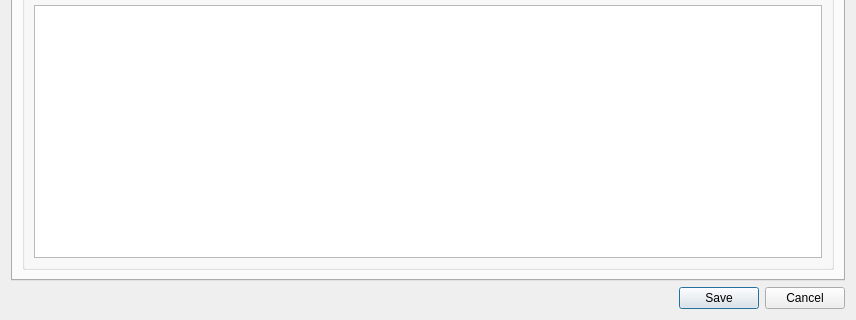
This is examples/qtmegachatapi/SettingWindow.ui in meganz/MEGAchat as Qt 5 draws it before an edit; both pictures show x 0 to 856 and y 246 to 566 of the 856 by 566 pixel window. The edited form follows.
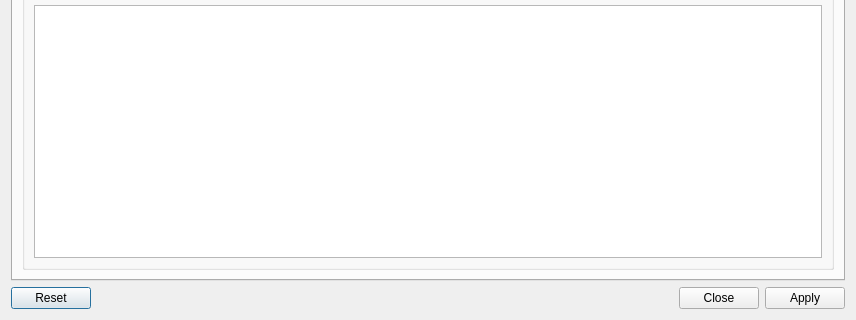
This is the edited form.

Commit message:
Improve Settings dialog
Settings dialog to use the notifications settings in
MegaChatApplication, and to update when it changes.

The edit to the form file:
```diff
--- a/examples/qtmegachatapi/SettingWindow.ui
+++ b/examples/qtmegachatapi/SettingWindow.ui
@@ -214,7 +214,7 @@
       <enum>Qt::Horizontal</enum>
      </property>
      <property name="standardButtons">
-      <set>QDialogButtonBox::Cancel|QDialogButtonBox::Save</set>
+      <set>QDialogButtonBox::Apply|QDialogButtonBox::Close|QDialogButtonBox::Reset</set>
      </property>
     </widget>
    </item>
```
The commit also changes 8 other files.
